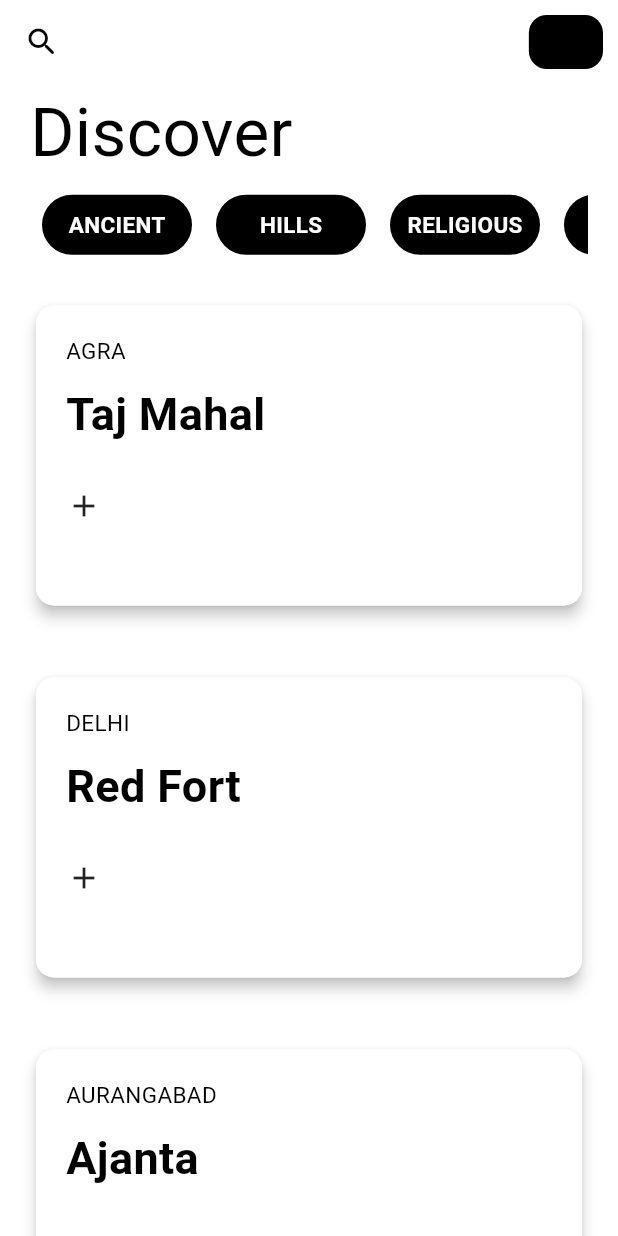
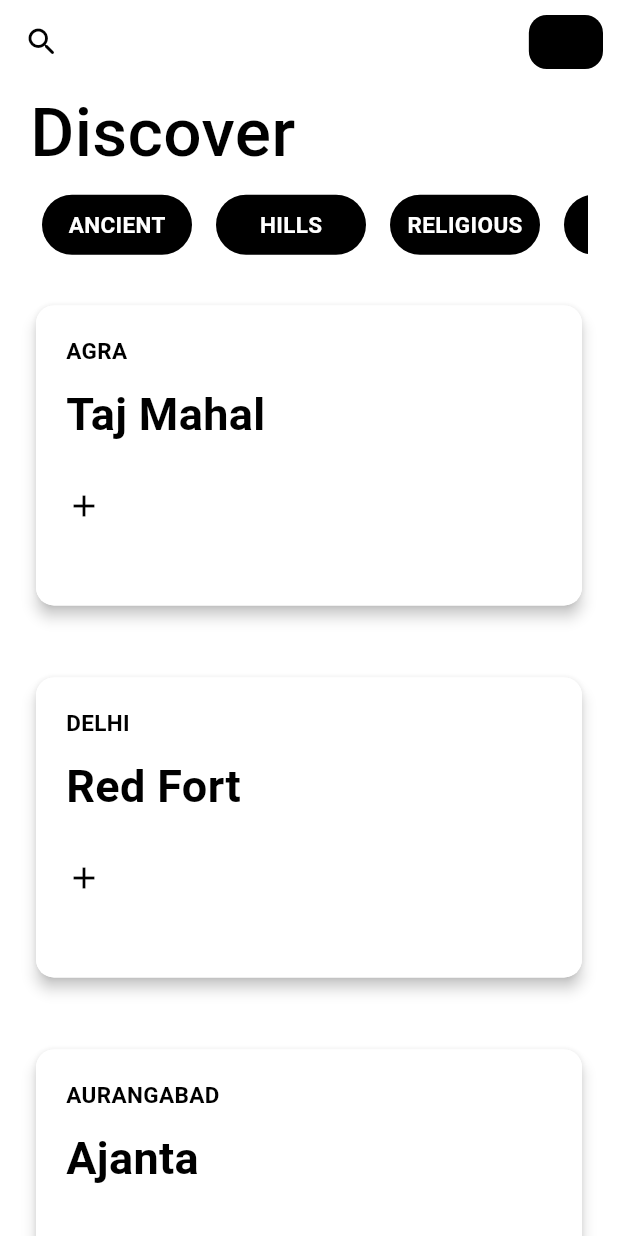
Before and after one commit to emekss/Explore_App_UI, a Flutter app: the screen it shows after launch, on a phone screen of 412 x 824 dp. Run offline on Flutter 3.47's test engine with Material 3 defaults, Android fonts, the phone set to English and light mode, and no system bars; missing offline and left inert: dart:js.

Commit message:
provider added

```diff
--- a/lib/components/add_button.dart
+++ b/lib/components/add_button.dart
@@ -9,8 +9,9 @@ class AddButton extends StatelessWidget {
       height: 40,
       decoration:
           const BoxDecoration(color: Colors.white, shape: BoxShape.circle),
-      child: const Icon(
+      child: Icon(
         Icons.add,
+        color: Theme.of(context).colorScheme.tertiary,
       ),
     );
   }
--- a/lib/components/travel_card.dart
+++ b/lib/components/travel_card.dart
@@ -11,6 +11,7 @@ class TravelCard extends StatelessWidget {
     return Padding(
       padding: const EdgeInsets.all(20.0),
       child: Card(
+        shape: RoundedRectangleBorder(borderRadius: BorderRadius.circular(12)),
         elevation: 4,
         child: Container(
           decoration: BoxDecoration(
@@ -29,9 +30,9 @@ class TravelCard extends StatelessWidget {
                     Text(
                       country,
                       style: TextStyle(
-                        color: Theme.of(context).colorScheme.tertiary,
-                        fontSize: 15,
-                      ),
+                          color: Theme.of(context).colorScheme.tertiary,
+                          fontSize: 15,
+                          fontWeight: FontWeight.bold),
                     ),
                     const SizedBox(height: 10),
                     Text(
--- a/lib/home_screen.dart
+++ b/lib/home_screen.dart
@@ -41,9 +41,9 @@ class HomeScreen extends StatelessWidget {
                   Text(
                     'Discover',
                     style: TextStyle(
-                      fontSize: 45,
-                      color: Theme.of(context).colorScheme.tertiary,
-                    ),
+                        fontSize: 45,
+                        color: Theme.of(context).colorScheme.tertiary,
+                        fontWeight: FontWeight.w500),
                   ),
                   Expanded(
                     child: ListView.builder(
--- a/lib/main.dart
+++ b/lib/main.dart
@@ -1,9 +1,17 @@
+import 'dart:js';
+
 import 'package:flutter/material.dart';
 import 'package:flutter_application_1/home_screen.dart';
-import 'package:flutter_application_1/theme/theme.dart';
+import 'package:flutter_application_1/theme/theme_provider.dart';
+import 'package:provider/provider.dart';
 
 void main() {
-  runApp(const MyApp());
+  runApp(
+    ChangeNotifierProvider(
+      create: (context) => ThemeProvider(),
+      child: const MyApp(),
+    ),
+  );
 }
 
 class MyApp extends StatelessWidget {
@@ -15,8 +23,7 @@ class MyApp extends StatelessWidget {
     return MaterialApp(
       debugShowCheckedModeBanner: false,
       home: const HomeScreen(),
-      theme: lightMode,
-      darkTheme: darkMode,
+      theme: Provider.of<ThemeProvider>(context).themeData,
     );
   }
 }
--- /dev/null
+++ b/lib/theme/theme_provider.dart
@@ -0,0 +1,21 @@
+import 'package:flutter/material.dart';
+import 'package:flutter_application_1/theme/theme.dart';
+
+class ThemeProvider with ChangeNotifier {
+  ThemeData _themeData = lightMode;
+
+  ThemeData get themeData => _themeData;
+
+  set themeData(ThemeData themeData) {
+    _themeData = themeData;
+    notifyListeners();
+  }
+
+  void toggleTheme() {
+    if (_themeData == lightMode) {
+      themeData = darkMode;
+    } else {
+      themeData = lightMode;
+    }
+  }
+}
--- a/pubspec.yaml
+++ b/pubspec.yaml
@@ -34,6 +34,7 @@ dependencies:
   # The following adds the Cupertino Icons font to your application.
   # Use with the CupertinoIcons class for iOS style icons.
   cupertino_icons: ^1.0.2
+  provider: ^6.1.1
 
 dev_dependencies:
   flutter_test:
```
Also changed, not shown: pubspec.lock.
